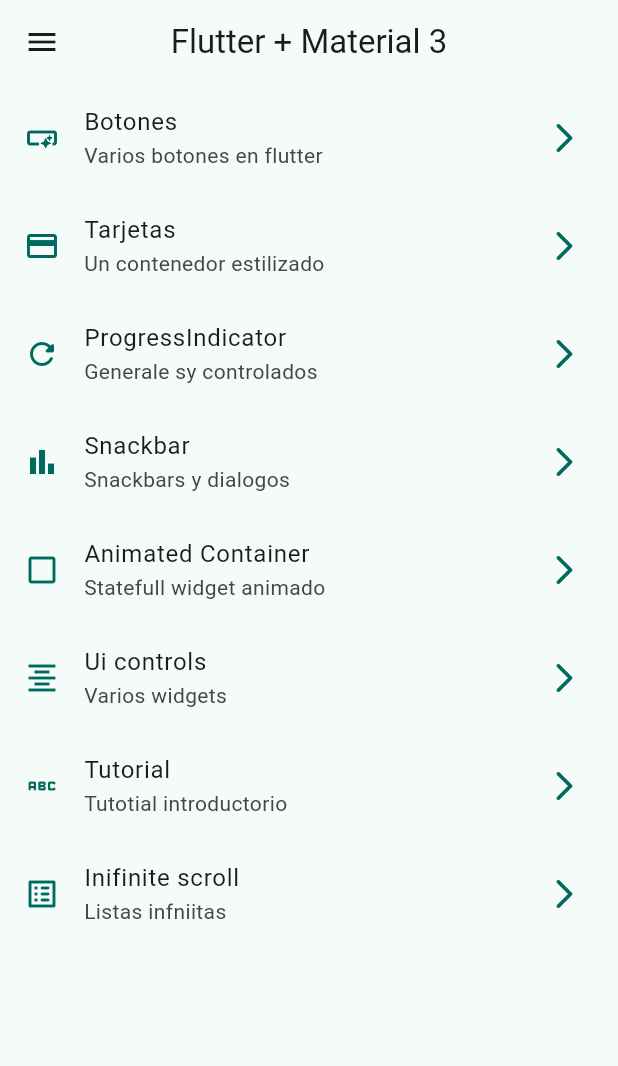
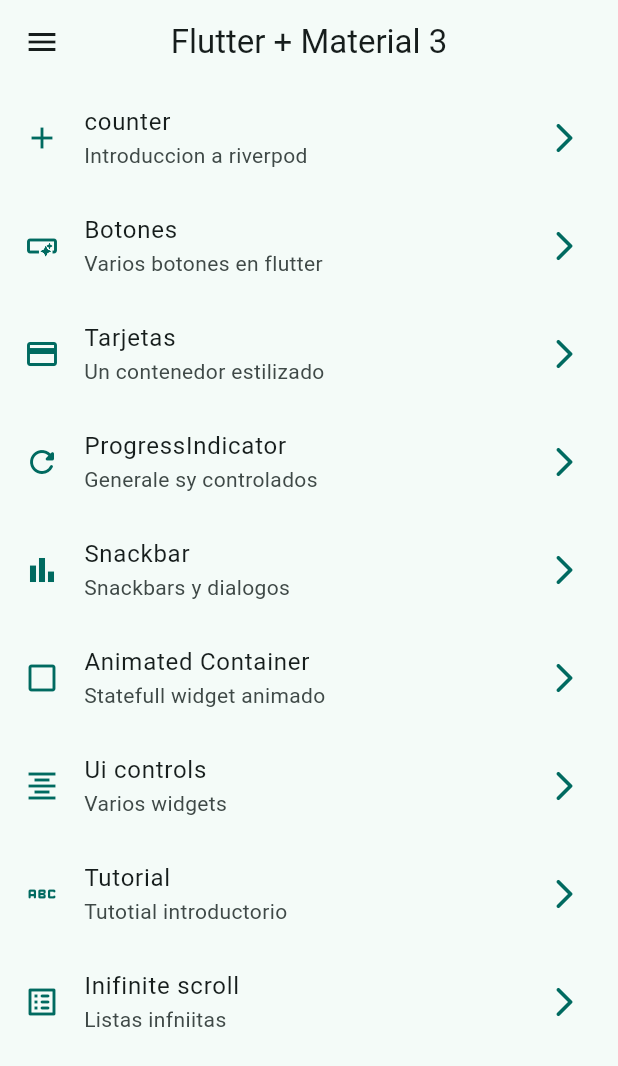
Before and after one commit to jhaineymilevis/flutter-widgets-app, a Flutter app: the screen it shows after launch, on a phone screen of 412 x 824 dp. Shown: the top 1066 px of the screen. Run offline on Flutter 3.47's test engine with Material 3 defaults, Android fonts, the phone set to English and light mode, and no system bars; our stand-ins replace animate_do, go_router.

```diff
--- a/lib/config/menu/menu_item.dart
+++ b/lib/config/menu/menu_item.dart
@@ -14,6 +14,11 @@ class MenuItem {
 }
 
 const appMenuItems = <MenuItem>[
+  MenuItem(
+      title: 'counter',
+      subTitle: 'Introduccion a riverpod',
+      link: '/counter',
+      icon: Icons.add),
   MenuItem(
       title: 'Botones',
       subTitle: 'Varios botones en flutter',
--- a/lib/config/routes/app_route.dart
+++ b/lib/config/routes/app_route.dart
@@ -1,3 +1,4 @@
+import 'package:flutter_application_1/presentation/screens/counter_scree.dart';
 import 'package:flutter_application_1/presentation/screens/progress_screen.dart';
 import 'package:go_router/go_router.dart';
 
@@ -41,4 +42,8 @@ final appRouter = GoRouter(initialLocation: '/', routes: [
       name: InfiniteScrollScren.name,
       path: '/scroll',
       builder: (context, state) => const InfiniteScrollScren()),
+  GoRoute(
+      path: '/counter',
+      name: CounterScreen.name,
+      builder: (context, state) => const CounterScreen())
 ]);
--- a/lib/presentation/screens/cards_screen.dart
+++ b/lib/presentation/screens/cards_screen.dart
@@ -10,7 +10,7 @@ const cards = <Map<String, dynamic>>[
 ];
 
 class CardsScreen extends StatelessWidget {
-  static const String name = "CardsScreen";
+  static const String name = "cards_screen";
   const CardsScreen({super.key});
 
   @override
--- a/lib/presentation/screens/screens.dart
+++ b/lib/presentation/screens/screens.dart
@@ -1,4 +1,6 @@
 //Export all screens
+
+import 'package:flutter_application_1/presentation/screens/counter_scree.dart';
 
 export 'package:flutter_application_1/presentation/screens/home_screen.dart';
 export 'package:flutter_application_1/presentation/screens/cards_screen.dart';
```
Also changed, not shown: lib/presentation/screens/counter_scree.dart (added, +22 -0 lines).
